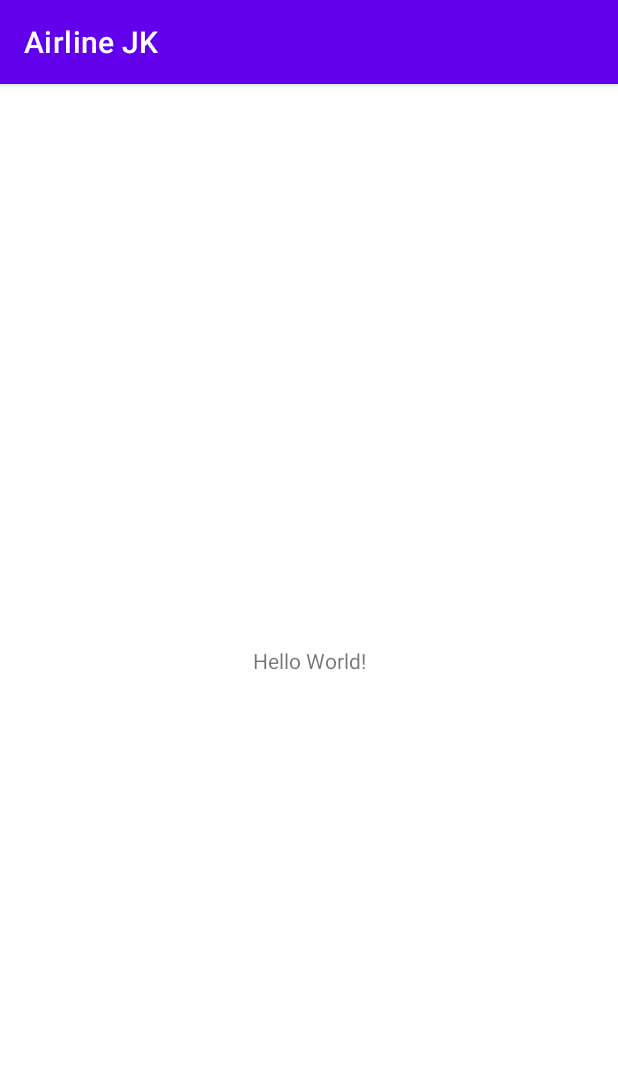
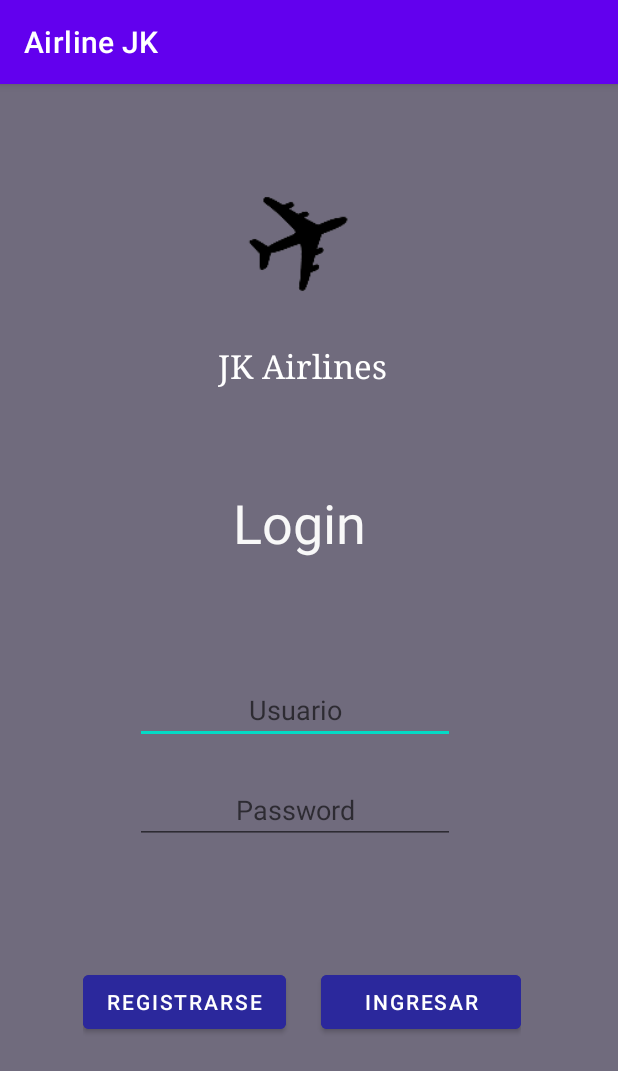
Before and after one commit to KevinFloresG/AirlineJKMobile, an Android app: the screen it shows after launch (LoginActivity), on a phone screen of 412 x 824 dp. Shown: the top 1071 px of the screen. Run offline under Robolectric (Android 15) with nearby library versions, the phone set to English and light mode, and no system bars.

Commit message:
activity_login.xml changed !

```diff
--- a/app/src/main/res/layout/activity_login.xml
+++ b/app/src/main/res/layout/activity_login.xml
@@ -4,15 +4,122 @@
     xmlns:tools="http://schemas.android.com/tools"
     android:layout_width="match_parent"
     android:layout_height="match_parent"
+    android:background="#7A7272"
     tools:context=".LoginActivity">
 
-    <TextView
-        android:layout_width="wrap_content"
-        android:layout_height="wrap_content"
-        android:text="Hello World!"
+    <LinearLayout
+        android:layout_width="match_parent"
+        android:layout_height="match_parent"
+        android:background="#706b7d"
+        android:orientation="vertical"
         app:layout_constraintBottom_toBottomOf="parent"
-        app:layout_constraintLeft_toLeftOf="parent"
-        app:layout_constraintRight_toRightOf="parent"
-        app:layout_constraintTop_toTopOf="parent" />
+        tools:layout_editor_absoluteX="76dp">
 
+        <Space
+            android:layout_width="match_parent"
+            android:layout_height="40dp" />
+
+        <ImageView
+            android:id="@+id/logo"
+            android:layout_width="157dp"
+            android:layout_height="133dp"
+            android:layout_marginStart="120dp"
+            android:background="#00FFFFFF"
+            android:contentDescription="Logo"
+            android:src="@mipmap/ic_plane_foreground"
+            android:layout_marginLeft="120dp" />
+
+        <TextView
+            android:id="@+id/airlineName"
+            android:layout_width="wrap_content"
+            android:layout_height="wrap_content"
+            android:layout_marginStart="145dp"
+            android:fontFamily="serif"
+            android:text="JK Airlines"
+            android:textColor="#FFFFFF"
+            android:textSize="22sp"
+            android:layout_marginLeft="145dp" />
+
+        <Space
+            android:layout_width="match_parent"
+            android:layout_height="65dp" />
+
+        <TextView
+            android:id="@+id/LoginLabel"
+            android:layout_width="wrap_content"
+            android:layout_height="wrap_content"
+            android:layout_marginStart="155dp"
+            android:fontFamily="sans-serif"
+            android:text="Login"
+            android:textColor="#F8F8F8"
+            android:textSize="36sp"
+            android:layout_marginLeft="155dp" />
+
+        <Space
+            android:layout_width="match_parent"
+            android:layout_height="78dp" />
+
+        <EditText
+            android:id="@+id/editTextTextPersonName"
+            android:layout_width="wrap_content"
+            android:layout_height="wrap_content"
+            android:layout_marginStart="90dp"
+            android:ems="10"
+            android:hint="Usuario"
+            android:inputType="textPersonName"
+            android:textAlignment="center"
+            android:textColor="@color/white"
+            android:layout_marginLeft="90dp"
+            android:gravity="center_horizontal" />
+
+        <Space
+            android:layout_width="match_parent"
+            android:layout_height="21dp" />
+
+        <EditText
+            android:id="@+id/editTextTextPassword"
+            android:layout_width="wrap_content"
+            android:layout_height="wrap_content"
+            android:layout_marginStart="90dp"
+            android:ems="10"
+            android:hint="Password"
+            android:inputType="textPassword"
+            android:textAlignment="center"
+            android:textColor="@color/white"
+            android:layout_marginLeft="90dp"
+            android:gravity="center_horizontal" />
+
+        <Space
+            android:layout_width="match_parent"
+            android:layout_height="81dp" />
+
+        <LinearLayout
+            android:layout_width="wrap_content"
+            android:layout_height="wrap_content"
+            android:layout_marginStart="55dp"
+            android:orientation="horizontal"
+            android:layout_marginLeft="55dp">
+
+            <Button
+                android:id="@+id/registerBtn"
+                android:layout_width="wrap_content"
+                android:layout_height="wrap_content"
+                android:layout_weight="1"
+                android:backgroundTint="#2B289C"
+                android:text="Registrarse" />
+
+            <Space
+                android:layout_width="23dp"
+                android:layout_height="wrap_content"
+                android:layout_weight="1" />
+
+            <Button
+                android:id="@+id/loginBtn"
+                android:layout_width="133dp"
+                android:layout_height="wrap_content"
+                android:layout_weight="1"
+                android:backgroundTint="#2B289C"
+                android:text="Ingresar" />
+        </LinearLayout>
+    </LinearLayout>
 </androidx.constraintlayout.widget.ConstraintLayout>
```
